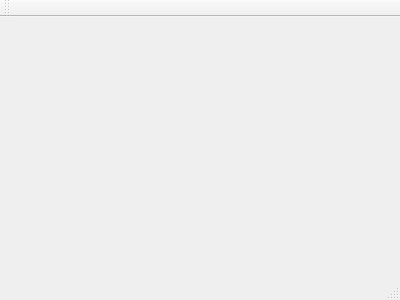
First picture: the form in mainwindow.ui, repository jirvoz/ivscd, before the edit.
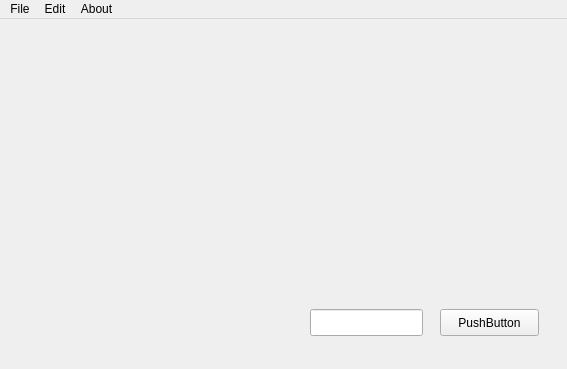
Second picture: the form after the edit.

Commit message: Added line edit, button and linked with cdmath.

```diff
--- a/mainwindow.ui
+++ b/mainwindow.ui
@@ -1,24 +1,72 @@
 <ui version="4.0">
  <class>MainWindow</class>
- <widget class="QMainWindow" name="MainWindow" >
-  <property name="geometry" >
+ <widget class="QMainWindow" name="MainWindow">
+  <property name="geometry">
    <rect>
     <x>0</x>
     <y>0</y>
-    <width>400</width>
-    <height>300</height>
+    <width>567</width>
+    <height>369</height>
    </rect>
   </property>
   <property name="windowTitle" >
    <string>MainWindow</string>
   </property>
-  <widget class="QMenuBar" name="menuBar" />
-  <widget class="QToolBar" name="mainToolBar" />
-  <widget class="QWidget" name="centralWidget" />
-  <widget class="QStatusBar" name="statusBar" />
+  <widget class="QWidget" name="centralWidget">
+   <widget class="QPushButton" name="pushButton">
+    <property name="geometry">
+     <rect>
+      <x>440</x>
+      <y>290</y>
+      <width>99</width>
+      <height>27</height>
+     </rect>
+    </property>
+    <property name="text">
+     <string>PushButton</string>
+    </property>
+   </widget>
+   <widget class="QLineEdit" name="lineEdit">
+    <property name="geometry">
+     <rect>
+      <x>310</x>
+      <y>290</y>
+      <width>113</width>
+      <height>27</height>
+     </rect>
+    </property>
+   </widget>
+  </widget>
+  <widget class="QMenuBar" name="menuBar">
+   <property name="geometry">
+    <rect>
+     <x>0</x>
+     <y>0</y>
+     <width>567</width>
+     <height>25</height>
+    </rect>
+   </property>
+   <widget class="QMenu" name="menuFile">
+    <property name="title">
+     <string>File</string>
+    </property>
+   </widget>
+   <widget class="QMenu" name="menuEdit">
+    <property name="title">
+     <string>Edit</string>
+    </property>
+   </widget>
+   <widget class="QMenu" name="menuAbout">
+    <property name="title">
+     <string>About</string>
+    </property>
+   </widget>
+   <addaction name="menuFile"/>
+   <addaction name="menuEdit"/>
+   <addaction name="menuAbout"/>
+  </widget>
  </widget>
- <layoutDefault spacing="6" margin="11" />
- <pixmapfunction></pixmapfunction>
+ <layoutdefault spacing="6" margin="11"/>
  <resources/>
  <connections/>
 </ui>
```
Left out of the diff: 3 changed lines with no effect on the pictures. The commit also changes 2 other files.
